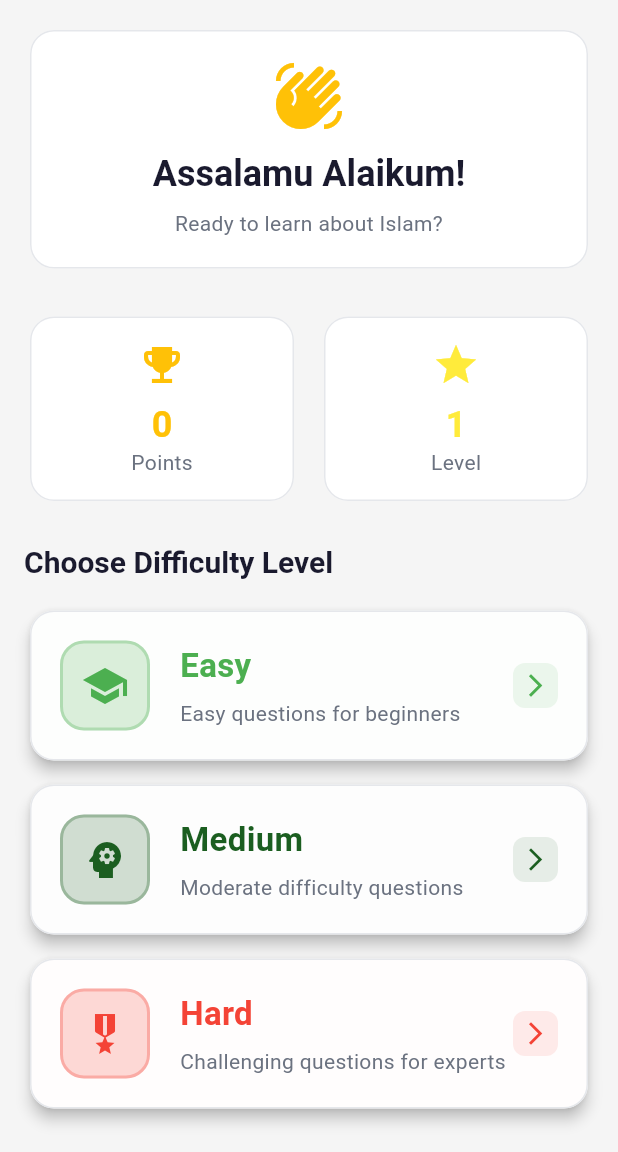
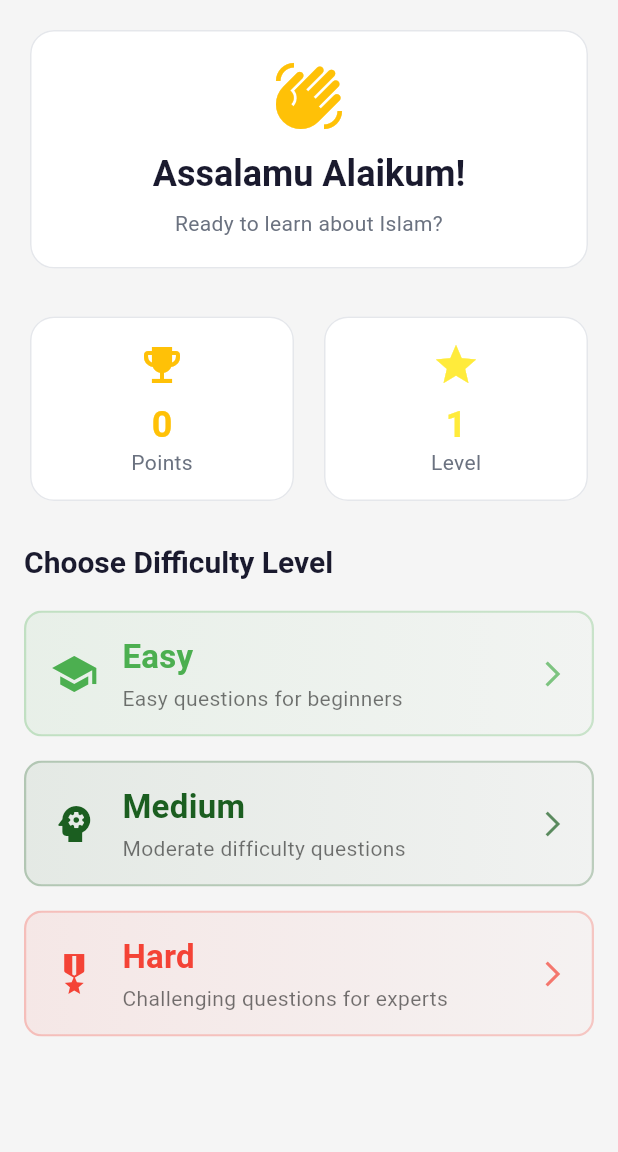
Before and after one commit to umarn15/islamic-quiz, a Flutter app: the screen it shows after launch, on a phone screen of 412 x 824 dp, the part 84-1236 px from its top. Run offline on Flutter 3.47's test engine with Material 3 defaults, Android fonts, the phone set to English and light mode, and no system bars; our stand-ins replace cloud_firestore, firebase_core, flutter_riverpod, hooks_riverpod, shared_preferences; accounts and stored records are empty; generated files the repository leaves out were written again; statements that could not run were skipped.

Commit message:
enhance theme with better colors

```diff
--- a/lib/core/theme_data.dart
+++ b/lib/core/theme_data.dart
@@ -49,11 +49,13 @@ class ThemeProvider extends ChangeNotifier {
     useMaterial3: true,
     brightness: Brightness.dark,
     colorScheme: ColorScheme.dark(
-      primary: primaryGreen,
-      secondary: secondaryTeal,
-      tertiary: accentGold,
+      primary: const Color(0xFF4ADE80), // Bright emerald green
+      secondary: const Color(0xFF5EEAD4), // Bright teal
+      tertiary: const Color(0xFFFCD34D), // Bright gold
       surface: const Color(0xFF1E293B),
-      error: errorRed,
+      error: const Color(0xFFF87171), // Softer red for dark
+      onPrimary: const Color(0xFF0F172A),
+      onSecondary: const Color(0xFF0F172A),
     ),
     scaffoldBackgroundColor: darkBackgroundColor,
 
--- a/lib/ui/screens/home_screen.dart
+++ b/lib/ui/screens/home_screen.dart
@@ -186,33 +186,45 @@ class _HomeScreenState extends State<HomeScreen> {
     required Color color,
     required VoidCallback onTap,
   }) {
-    return Card(
-      elevation: 4,
+    final isDarkMode = Theme.of(context).brightness == Brightness.dark;
+    final effectiveColor = isDarkMode ? Color.lerp(color, Colors.white, 0.35)! : color;
+
+    return Padding(
+      padding: const EdgeInsets.symmetric(vertical: 4),
+      child: Material(
+        color: Colors.transparent,
         child: InkWell(
           onTap: onTap,
-        borderRadius: BorderRadius.circular(16),
-        child: Container(
-          padding: const EdgeInsets.all(20),
+          borderRadius: BorderRadius.circular(12),
+          child: Ink(
             decoration: BoxDecoration(
-            borderRadius: BorderRadius.circular(16),
-            color: color.withValues(alpha: 0.01)
+              borderRadius: BorderRadius.circular(12),
+              border: Border.all(
+                color: isDarkMode
+                    ? effectiveColor.withValues(alpha: 0.5)
+                    : color.withValues(alpha: 0.25),
+                width: 1.5,
               ),
+              gradient: LinearGradient(
+                begin: Alignment.centerLeft,
+                end: Alignment.centerRight,
+                colors: isDarkMode
+                    ? [
+                        effectiveColor.withValues(alpha: 0.2),
+                        effectiveColor.withValues(alpha: 0.08),
+                      ]
+                    : [
+                        color.withValues(alpha: 0.08),
+                        color.withValues(alpha: 0.02),
+                      ],
+              ),
+            ),
+            child: Padding(
+              padding: const EdgeInsets.symmetric(horizontal: 16, vertical: 14),
               child: Row(
                 children: [
-              Container(
-                width: 60,
-                height: 60,
-                decoration: BoxDecoration(
-                  color: color.withValues(alpha: 0.2),
-                  borderRadius: BorderRadius.circular(16),
-                  border: Border.all(
-                    color: color.withValues(alpha: 0.3),
-                    width: 2,
-                  ),
-                ),
-                child: Icon(icon, size: 32, color: color),
-              ),
-              const SizedBox(width: 20),
+                  Icon(icon, size: 32, color: effectiveColor),
+                  const SizedBox(width: 16),
                   Expanded(
                     child: Column(
                       crossAxisAlignment: CrossAxisAlignment.start,
@@ -220,32 +232,32 @@ class _HomeScreenState extends State<HomeScreen> {
                         Text(
                           title,
                           style: TextStyle(
-                        color: color,
+                            color: effectiveColor,
                             fontSize: 22,
-                        fontWeight: FontWeight.bold,
+                            fontWeight: FontWeight.w600,
+                            letterSpacing: 0.2,
                           ),
                         ),
-                    const SizedBox(height: 6),
+                        const SizedBox(height: 2),
                         Text(
                           subtitle,
-                      style: textTheme.bodyMedium,
+                          style: textTheme.bodyMedium?.copyWith(
+                            color: isDarkMode
+                                ? Colors.white70
+                                : Colors.black54,
+                          ),
                         ),
                       ],
                     ),
                   ),
-              Container(
-                padding: const EdgeInsets.all(6),
-                decoration: BoxDecoration(
-                  color: color.withValues(alpha: 0.1),
-                  borderRadius: BorderRadius.circular(8),
+                  Icon(
+                    Icons.arrow_forward_ios,
+                    size: 20,
+                    color: effectiveColor.withValues(alpha: 0.7),
                   ),
-                child: Icon(
-                  Icons.arrow_forward_ios,
-                  size: 18,
-                  color: color,
+                ],
               ),
             ),
-            ],
           ),
         ),
       ),
```
Lines whose indentation alone changed are shown as unchanged.
